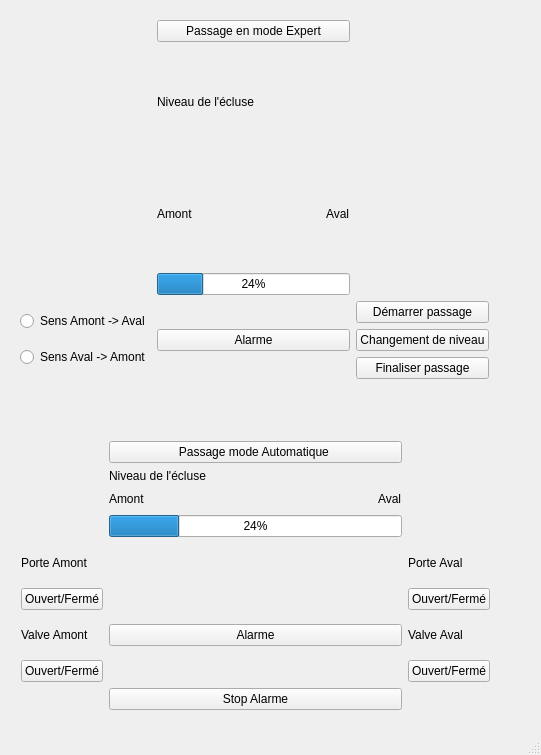
Alpam/Ecluse, file mainwindow.ui: the form before one commit.
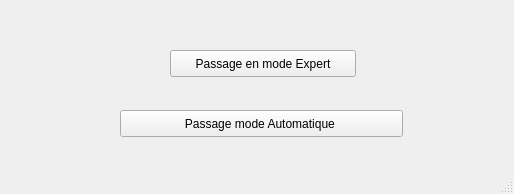
The form after the commit.

```diff
--- a/mainwindow.ui
+++ b/mainwindow.ui
@@ -6,269 +6,39 @@
    <rect>
     <x>0</x>
     <y>0</y>
-    <width>541</width>
-    <height>755</height>
+    <width>514</width>
+    <height>194</height>
    </rect>
   </property>
   <property name="windowTitle">
    <string>MainWindow</string>
   </property>
   <widget class="QWidget" name="centralWidget">
-   <widget class="QWidget" name="gridLayoutWidget">
+   <widget class="QPushButton" name="pushButton_14">
     <property name="geometry">
      <rect>
-      <x>10</x>
-      <y>430</y>
-      <width>491</width>
-      <height>291</height>
+      <x>120</x>
+      <y>110</y>
+      <width>283</width>
+      <height>27</height>
      </rect>
     </property>
-    <layout class="QGridLayout" name="gridLayout">
-     <item row="2" column="0">
-      <widget class="QPushButton" name="pushButton">
-       <property name="text">
-        <string>Ouvert/Fermé</string>
-       </property>
-      </widget>
-     </item>
-     <item row="1" column="2">
-      <widget class="QLabel" name="label_2">
-       <property name="text">
-        <string>Porte Aval</string>
-       </property>
-      </widget>
-     </item>
-     <item row="1" column="0">
-      <widget class="QLabel" name="label">
-       <property name="text">
-        <string>Porte Amont</string>
-       </property>
-      </widget>
-     </item>
-     <item row="4" column="0">
-      <widget class="QPushButton" name="pushButton_2">
-       <property name="text">
-        <string>Ouvert/Fermé</string>
-       </property>
-      </widget>
-     </item>
-     <item row="3" column="0">
-      <widget class="QLabel" name="label_3">
-       <property name="text">
-        <string>Valve Amont</string>
-       </property>
-      </widget>
-     </item>
-     <item row="2" column="2">
-      <widget class="QPushButton" name="pushButton_4">
-       <property name="text">
-        <string>Ouvert/Fermé</string>
-       </property>
-      </widget>
-     </item>
-     <item row="5" column="1">
-      <widget class="QPushButton" name="pushButton_7">
-       <property name="text">
-        <string>Stop Alarme</string>
-       </property>
-      </widget>
-     </item>
-     <item row="2" column="1" rowspan="3">
-      <widget class="QPushButton" name="pushButton_3">
-       <property name="text">
-        <string>Alarme</string>
-       </property>
-      </widget>
-     </item>
-     <item row="4" column="2">
-      <widget class="QPushButton" name="pushButton_5">
-       <property name="text">
-        <string>Ouvert/Fermé</string>
-       </property>
-      </widget>
-     </item>
-     <item row="3" column="2">
-      <widget class="QLabel" name="label_4">
-       <property name="text">
-        <string>Valve Aval</string>
-       </property>
-      </widget>
-     </item>
-     <item row="0" column="1">
-      <layout class="QGridLayout" name="gridLayout_8">
-       <item row="2" column="0">
-        <widget class="QProgressBar" name="progressBar_2">
-         <property name="value">
-          <number>24</number>
-         </property>
-        </widget>
-       </item>
-       <item row="1" column="0">
-        <layout class="QGridLayout" name="gridLayout_9">
-         <item row="1" column="0">
-          <widget class="QLabel" name="label_8">
-           <property name="text">
-            <string>Amont</string>
-           </property>
-          </widget>
-         </item>
-         <item row="1" column="2">
-          <widget class="QLabel" name="label_9">
-           <property name="text">
-            <string>Aval</string>
-           </property>
-          </widget>
-         </item>
-         <item row="0" column="0" colspan="3">
-          <widget class="QLabel" name="label_10">
-           <property name="text">
-            <string>Niveau de l'écluse</string>
-           </property>
-          </widget>
-         </item>
-         <item row="1" column="1">
-          <spacer name="horizontalSpacer_3">
-           <property name="orientation">
-            <enum>Qt::Horizontal</enum>
-           </property>
-           <property name="sizeHint" stdset="0">
-            <size>
-             <width>40</width>
-             <height>20</height>
-            </size>
-           </property>
-          </spacer>
-         </item>
-        </layout>
-       </item>
-       <item row="0" column="0">
-        <widget class="QPushButton" name="pushButton_13">
-         <property name="text">
-          <string>Passage mode Automatique </string>
-         </property>
-        </widget>
-       </item>
-      </layout>
-     </item>
-    </layout>
+    <property name="text">
+     <string>Passage mode Automatique </string>
+    </property>
    </widget>
-   <widget class="QWidget" name="gridLayoutWidget_2">
+   <widget class="QPushButton" name="pushButton_12">
     <property name="geometry">
      <rect>
-      <x>9</x>
-      <y>9</y>
-      <width>491</width>
-      <height>381</height>
+      <x>170</x>
+      <y>50</y>
+      <width>186</width>
+      <height>27</height>
      </rect>
     </property>
-    <layout class="QGridLayout" name="gridLayout_2">
-     <item row="1" column="2">
-      <layout class="QGridLayout" name="gridLayout_6">
-       <item row="1" column="0">
-        <widget class="QPushButton" name="pushButton_9">
-         <property name="text">
-          <string>Changement de niveau</string>
-         </property>
-        </widget>
-       </item>
-       <item row="2" column="0">
-        <widget class="QPushButton" name="pushButton_10">
-         <property name="text">
-          <string>Finaliser passage</string>
-         </property>
-        </widget>
-       </item>
-       <item row="0" column="0">
-        <widget class="QPushButton" name="pushButton_11">
-         <property name="text">
-          <string>Démarrer passage</string>
-         </property>
-        </widget>
-       </item>
-      </layout>
-     </item>
-     <item row="1" column="1">
-      <widget class="QPushButton" name="pushButton_8">
-       <property name="text">
-        <string>Alarme</string>
-       </property>
-      </widget>
-     </item>
-     <item row="1" column="0">
-      <layout class="QGridLayout" name="gridLayout_3">
-       <item row="0" column="0">
-        <widget class="QRadioButton" name="radioButton">
-         <property name="text">
-          <string>Sens Amont -&gt; Aval</string>
-         </property>
-        </widget>
-       </item>
-       <item row="1" column="0">
-        <widget class="QRadioButton" name="radioButton_2">
-         <property name="text">
-          <string>Sens Aval -&gt; Amont</string>
-         </property>
-        </widget>
-       </item>
-      </layout>
-     </item>
-     <item row="0" column="1">
-      <layout class="QGridLayout" name="gridLayout_4">
-       <item row="2" column="0">
-        <widget class="QProgressBar" name="progressBar">
-         <property name="value">
-          <number>24</number>
-         </property>
-        </widget>
-       </item>
-       <item row="0" column="0">
-        <widget class="QPushButton" name="pushButton_12">
-         <property name="text">
-          <string>Passage en mode Expert</string>
-         </property>
-        </widget>
-       </item>
-       <item row="1" column="0">
-        <layout class="QGridLayout" name="gridLayout_5">
-         <item row="1" column="0">
-          <widget class="QLabel" name="label_5">
-           <property name="text">
-            <string>Amont</string>
-           </property>
-          </widget>
-         </item>
-         <item row="1" column="2">
-          <widget class="QLabel" name="label_6">
-           <property name="text">
-            <string>Aval</string>
-           </property>
-          </widget>
-         </item>
-         <item row="1" column="1">
-          <spacer name="horizontalSpacer_2">
-           <property name="orientation">
-            <enum>Qt::Horizontal</enum>
-           </property>
-           <property name="sizeHint" stdset="0">
-            <size>
-             <width>40</width>
-             <height>20</height>
-            </size>
-           </property>
-          </spacer>
-         </item>
-         <item row="0" column="0" colspan="3">
-          <widget class="QLabel" name="label_7">
-           <property name="text">
-            <string>Niveau de l'écluse</string>
-           </property>
-          </widget>
-         </item>
-        </layout>
-       </item>
-      </layout>
-     </item>
-    </layout>
+    <property name="text">
+     <string>Passage en mode Expert</string>
+    </property>
    </widget>
   </widget>
   <widget class="QStatusBar" name="statusBar"/>
```
